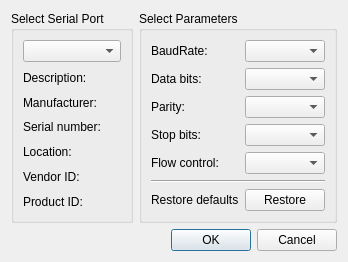
Above: SynchroTimeApp/settingsdialog.ui from SergejBre/SynchroTime before the change. Below: the same form after it.
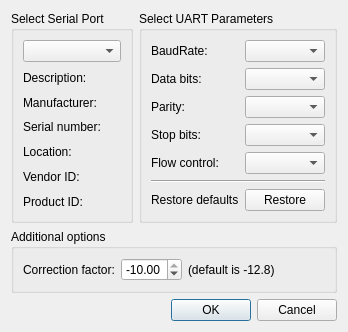
That is the form after the change. Icons and pictures are not drawn.

Commit message: Added additional parameter: a correction factor

The edit to the form file:
```diff
--- a/SynchroTimeApp/settingsdialog.ui
+++ b/SynchroTimeApp/settingsdialog.ui
@@ -10,10 +10,73 @@
     <normaloff>:/images/settings.png</normaloff>:/images/settings.png</iconset>
   </property>
   <layout class="QGridLayout" name="gridLayout_3">
+   <item row="3" column="0" colspan="2">
+    <layout class="QHBoxLayout" name="horizontalLayout">
+     <item>
+      <widget class="QDialogButtonBox" name="buttonBox">
+       <property name="standardButtons">
+        <set>QDialogButtonBox::Cancel|QDialogButtonBox::Ok</set>
+       </property>
+      </widget>
+     </item>
+    </layout>
+   </item>
+   <item row="2" column="0" colspan="2">
+    <widget class="QGroupBox" name="additionalOptionsGroupBox">
+     <property name="title">
+      <string>Additional options</string>
+     </property>
+     <layout class="QGridLayout" name="gridLayout_4">
+      <item row="0" column="0">
+       <widget class="QLabel" name="faktorLabel">
+        <property name="text">
+         <string>Correction factor:</string>
+        </property>
+       </widget>
+      </item>
+      <item row="0" column="3">
+       <spacer name="horizontalSpacer">
+        <property name="orientation">
+         <enum>Qt::Horizontal</enum>
+        </property>
+        <property name="sizeHint" stdset="0">
+         <size>
+          <width>40</width>
+          <height>20</height>
+         </size>
+        </property>
+       </spacer>
+      </item>
+      <item row="0" column="1">
+       <widget class="QDoubleSpinBox" name="factorDoubleSpinBox">
+        <property name="toolTip">
+         <string>Correction factor between frequency deviation and Aging register value.</string>
+        </property>
+        <property name="minimum">
+         <double>-16.000000000000000</double>
+        </property>
+        <property name="maximum">
+         <double>-10.000000000000000</double>
+        </property>
+        <property name="singleStep">
+         <double>0.100000000000000</double>
+        </property>
+       </widget>
+      </item>
+      <item row="0" column="2">
+       <widget class="QLabel" name="label">
+        <property name="text">
+         <string>(default is -12.8)</string>
+        </property>
+       </widget>
+      </item>
+     </layout>
+    </widget>
+   </item>
    <item row="0" column="1">
     <widget class="QGroupBox" name="parametersBox">
      <property name="title">
-      <string>Select Parameters</string>
+      <string>Select UART Parameters</string>
      </property>
      <layout class="QGridLayout" name="gridLayout_2">
       <item row="4" column="1">
@@ -90,17 +153,6 @@
      </layout>
     </widget>
    </item>
-   <item row="2" column="0" colspan="2">
-    <layout class="QHBoxLayout" name="horizontalLayout">
-     <item>
-      <widget class="QDialogButtonBox" name="buttonBox">
-       <property name="standardButtons">
-        <set>QDialogButtonBox::Cancel|QDialogButtonBox::Ok</set>
-       </property>
-      </widget>
-     </item>
-    </layout>
-   </item>
    <item row="0" column="0">
     <widget class="QGroupBox" name="selectBox">
      <property name="title">
```
The commit also changes 2 other files.
